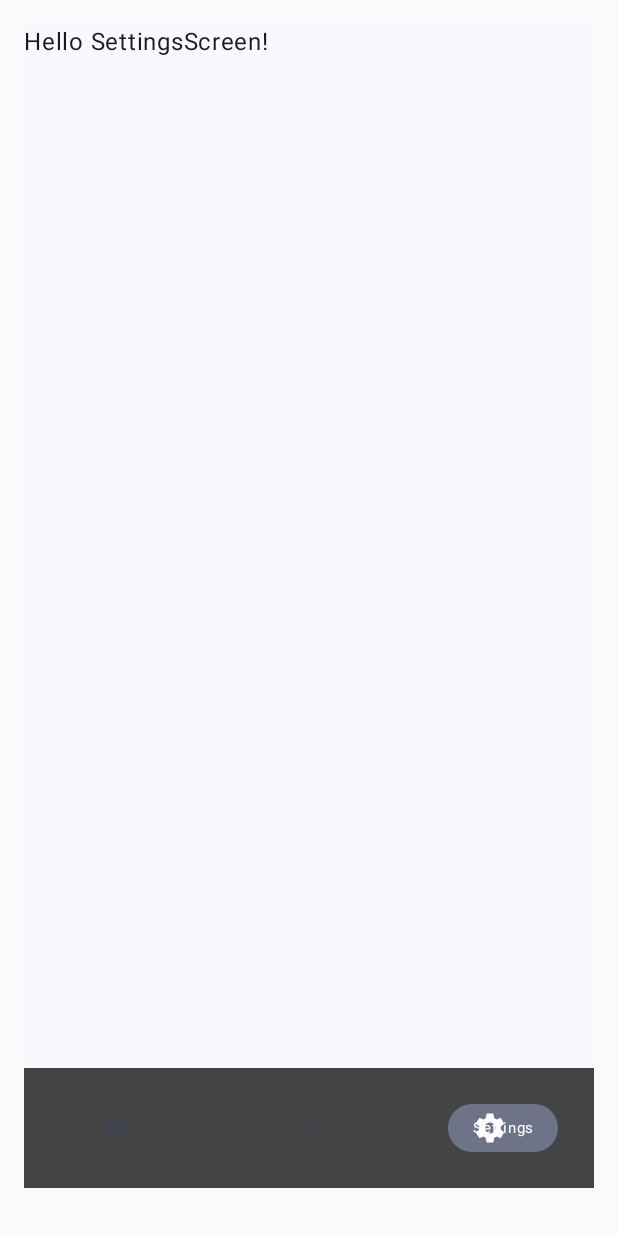
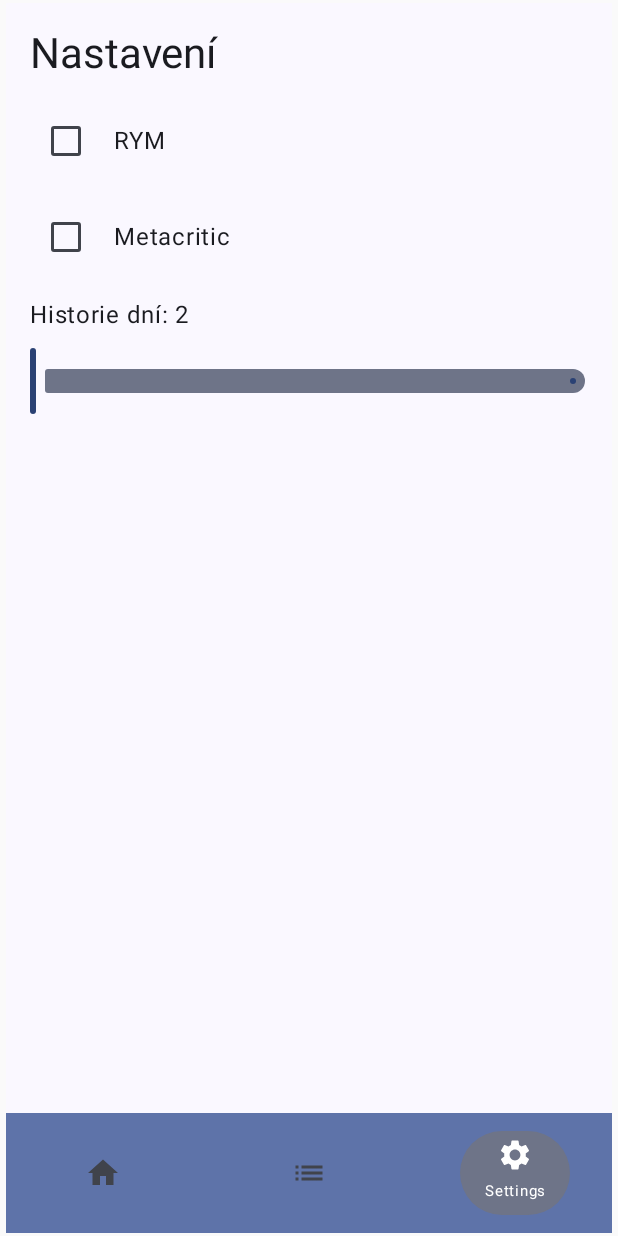
Before and after one commit to routetarget/MelodyMetricsCompose, an Android app built with Jetpack Compose: the SettingsScreen screen opened through its navigation route, on a phone screen of 412 x 824 dp. Run offline under Robolectric (Android 15) with nearby library versions, the phone set to English and light mode, and no system bars; our stand-ins replace EventBus, Room's generated code, livedata-compose; libraries missing offline, so code that uses them is left out: com.himanshoe.charty, com.patrykandpatrick.vico; 1 statement that could not run was skipped.

Commit message:
update morda stuff

```diff
--- a/app/build.gradle
+++ b/app/build.gradle
@@ -107,4 +107,7 @@ dependencies {
     androidTestImplementation 'androidx.compose.ui:ui-test-junit4'
     debugImplementation 'androidx.compose.ui:ui-tooling'
     debugImplementation 'androidx.compose.ui:ui-test-manifest'
+
+    implementation "androidx.datastore:datastore-preferences:1.0.0"
+    implementation "com.himanshoe:charty:1.0.1"
 }
--- a/app/src/main/java/com/example/melodymetricscompose/SongViewModel.kt
+++ b/app/src/main/java/com/example/melodymetricscompose/SongViewModel.kt
@@ -1,17 +1,23 @@
 package com.example.melodymetricscompose
 
+import android.util.Log
 import androidx.lifecycle.LiveData
 import androidx.lifecycle.MutableLiveData
 import androidx.lifecycle.ViewModel
+import androidx.lifecycle.liveData
 import androidx.lifecycle.map
 import androidx.lifecycle.viewModelScope
 import com.example.melodymetricscompose.db.Song
 import com.example.melodymetricscompose.db.SongDao
 import com.example.melodymetricscompose.ui.elements.calculateAverageWeightedRating
+import com.himanshoe.charty.bar.model.BarData
 import com.patrykandpatrick.vico.core.entry.ChartEntry
 import com.patrykandpatrick.vico.core.entry.ChartEntryModelProducer
 import com.patrykandpatrick.vico.core.entry.FloatEntry
+import kotlinx.coroutines.CoroutineExceptionHandler
+import kotlinx.coroutines.Dispatchers
 import kotlinx.coroutines.launch
+import kotlinx.coroutines.withContext
 import java.time.LocalDate
 
 class SongViewModel(private val dao: SongDao): ViewModel() {
@@ -23,10 +29,24 @@ class SongViewModel(private val dao: SongDao): ViewModel() {
         dao.insertSong(song = song)
     }
 
+    val dailyAverageRatingsLast14Days: LiveData<List<BarData>> = liveData {
+        val endDate = LocalDate.now()
+        val startDate = endDate.minusDays(14)
+        val rawData = withContext(Dispatchers.IO) {
+            dao.getDailyAverageRatingsForDateRange(startDate, endDate)
+        }
+        val data = List(15) { index ->
+            rawData.find { it.xValue == startDate.plusDays(index.toLong()) } ?: BarData(startDate.plusDays(index.toLong()), 0f)
+        }
+        emit(data)
+    }
+
 
     // Chart
     private var _chartEntries = MutableLiveData<List<ChartEntry>>()
     val chartEntryModelProducer: ChartEntryModelProducer = ChartEntryModelProducer(_chartEntries.value ?: emptyList())
+
+
 
 
     // Retreive
--- a/app/src/main/java/com/example/melodymetricscompose/db/SongDao.kt
+++ b/app/src/main/java/com/example/melodymetricscompose/db/SongDao.kt
@@ -4,6 +4,8 @@ import androidx.lifecycle.LiveData
 import androidx.room.Dao
 import androidx.room.Insert
 import androidx.room.Query
+import com.himanshoe.charty.bar.model.BarData
+import java.time.LocalDate
 
 @Dao
 interface SongDao {
@@ -20,13 +22,19 @@ interface SongDao {
     @Query("SELECT * FROM song_database ORDER BY song_id DESC LIMIT 1")
     fun getLastPlayedSong(): LiveData<Song>
 
-    // Select data for charting
-    /*
-    @Query("SELECT * FROM song_database WHERE strftime('%s', 'now') - strftime('%s', song_context) <= :days * 86400")
-    fun getSongsInLastNDays(days: Int): LiveData<List<Song>>
-*/
 
     @Query("SELECT AVG(song_rating) FROM song_database WHERE julianday('now') - julianday(date_created) <= :days")
     suspend fun getAverageRatingLastNDays(days: Int): Double?
 
+    @Query("""
+    SELECT date_created as xValue, AVG(song_rating) as yValue
+    FROM song_database
+    WHERE date_created >= :startDate AND date_created <= :endDate
+    GROUP BY date_created
+    ORDER BY date_created
+""")
+    suspend fun getDailyAverageRatingsForDateRange(startDate: LocalDate, endDate: LocalDate): List<BarData>
+
+
+
 }
--- a/app/src/main/java/com/example/melodymetricscompose/db/SongDatabase.kt
+++ b/app/src/main/java/com/example/melodymetricscompose/db/SongDatabase.kt
@@ -14,10 +14,10 @@ abstract class SongDatabase : RoomDatabase(){
 
     abstract fun SongDao():SongDao
 
-    // Singleton database
+    // Singleton
     companion object {
-        @Volatile //Different threads modifying the same memory chunk
-        private var INSTANCE: SongDatabase? = null // Nullable - only Instance or null
+        @Volatile
+        private var INSTANCE: SongDatabase? = null
         fun getInstance(context: Context):SongDatabase{
             synchronized(this){
                 var instance = INSTANCE
--- a/app/src/main/java/com/example/melodymetricscompose/ui/elements/NavigationBar.kt
+++ b/app/src/main/java/com/example/melodymetricscompose/ui/elements/NavigationBar.kt
@@ -2,14 +2,24 @@ package com.example.melodymetricscompose.ui.elements
 
 import androidx.compose.foundation.layout.Box
 import androidx.compose.foundation.layout.Column
+import androidx.compose.foundation.layout.Row
+import androidx.compose.foundation.layout.Spacer
 import androidx.compose.foundation.layout.fillMaxWidth
+import androidx.compose.foundation.layout.height
 import androidx.compose.foundation.layout.heightIn
 import androidx.compose.foundation.layout.padding
+import androidx.compose.material3.Checkbox
 import androidx.compose.material3.Icon
+import androidx.compose.material3.MaterialTheme
+import androidx.compose.material3.MaterialTheme.typography
 import androidx.compose.material3.NavigationBar
 import androidx.compose.material3.NavigationBarItem
+import androidx.compose.material3.Slider
 import androidx.compose.material3.Text
 import androidx.compose.runtime.Composable
+import androidx.compose.runtime.mutableStateOf
+import androidx.compose.runtime.remember
+import androidx.compose.ui.Alignment
 import androidx.compose.ui.Modifier
 import androidx.compose.ui.graphics.Color
 import androidx.compose.ui.platform.LocalConfiguration
@@ -47,17 +57,22 @@ fun BottomNavBar(
     onItemClick: (BottomNavItem) -> Unit
 ){
     val backStackEntry = navController.currentBackStackEntryAsState()
-    NavigationBar(modifier = modifier, containerColor = Color.DarkGray) {
+    NavigationBar(modifier = modifier, containerColor = MaterialTheme.colorScheme.primaryContainer) {
         items.forEach{item ->
             val selected = item.route == backStackEntry.value?.destination?.route
             NavigationBarItem(selected = item.route == navController.currentDestination?.route, onClick = {onItemClick(item)}, icon = {
+                Column (horizontalAlignment = Alignment.CenterHorizontally) {
+
+
                     Icon(imageVector = item.icon, contentDescription = item.name)
-                if(selected){
+                    if (selected) {
+
                         Text(
                             text = item.name,
                             textAlign = TextAlign.Center,
                             fontSize = 10.sp
                         )
+                    }
                 }
             })
 
@@ -78,8 +93,12 @@ fun Home(name: String, modifier: Modifier = Modifier, viewModel: SongViewModel)
         ) {
             CurrentlyPlayingCard(viewModel)
         }
-        StatsCard(viewModel)
-        //BarChartCardDynamic(viewModel)
+        Spacer(modifier = Modifier.height(16.dp))
+        StatsCard(viewModel,40)
+        Spacer(modifier = Modifier.height(16.dp))
+        StatsCard(viewModel,1)
+        Spacer(modifier = Modifier.height(16.dp))
+        //BarChartCardDynamic(viewModel = viewModel)
     }
 }
 
@@ -100,8 +119,47 @@ fun HistoryScreen(name: String, modifier: Modifier = Modifier, viewModel: SongVi
 
 @Composable
 fun SettingsScreen(name: String, modifier: Modifier = Modifier) {
+    // Create state holders
+    val checkbox1State = remember { mutableStateOf(false) }
+    val checkbox2State = remember { mutableStateOf(false) }
+    val sliderState = remember { mutableStateOf(2f) } // slider range from 2 to 50
+
+    Column(modifier = modifier.padding(16.dp)) {
         Text(
-        text = "Hello $name!",
-        modifier = modifier
+            text = "Nastavení",
+            style = typography.headlineMedium,
+        )
+
+        Spacer(modifier = Modifier.height(16.dp))
+
+        Row(verticalAlignment = Alignment.CenterVertically) {
+            Checkbox(
+                checked = checkbox1State.value,
+                onCheckedChange = { checkbox1State.value = it }
+            )
+            Text(text = "RYM", modifier = Modifier.padding(start = 8.dp))
+        }
+
+        Spacer(modifier = Modifier.height(16.dp))
+
+        Row(verticalAlignment = Alignment.CenterVertically) {
+            Checkbox(
+                checked = checkbox2State.value,
+                onCheckedChange = { checkbox2State.value = it }
+            )
+            Text(text = "Metacritic", modifier = Modifier.padding(start = 8.dp))
+        }
+
+        Spacer(modifier = Modifier.height(16.dp))
+
+        Text(text = "Historie dní: ${sliderState.value.toInt()}")
+
+        Spacer(modifier = Modifier.height(8.dp))
+
+        Slider(
+            value = sliderState.value,
+            onValueChange = { sliderState.value = it },
+            valueRange = 2f..50f,
         )
     }
+}
--- a/app/src/main/java/com/example/melodymetricscompose/ui/elements/StatsCard.kt
+++ b/app/src/main/java/com/example/melodymetricscompose/ui/elements/StatsCard.kt
@@ -1,13 +1,19 @@
 package com.example.melodymetricscompose.ui.elements
 
 import android.annotation.SuppressLint
+import android.util.Log
 import androidx.compose.foundation.BorderStroke
+import androidx.compose.foundation.layout.Box
 import androidx.compose.foundation.layout.Column
+import androidx.compose.foundation.layout.Row
 import androidx.compose.foundation.layout.Spacer
+import androidx.compose.foundation.layout.fillMaxHeight
+import androidx.compose.foundation.layout.fillMaxSize
 import androidx.compose.foundation.layout.fillMaxWidth
 import androidx.compose.foundation.layout.height
 import androidx.compose.foundation.layout.heightIn
 import androidx.compose.foundation.layout.padding
+import androidx.compose.foundation.layout.width
 import androidx.compose.foundation.shape.RoundedCornerShape
 import androidx.compose.material3.MaterialTheme
 import androidx.compose.material3.Surface
@@ -17,38 +23,68 @@ import androidx.compose.runtime.LaunchedEffect
 import androidx.compose.runtime.MutableState
 import androidx.compose.runtime.mutableStateOf
 import androidx.compose.runtime.remember
+import androidx.compose.ui.Alignment
+import androidx.compose.ui.Modifier
 import androidx.compose.ui.platform.LocalConfiguration
+import androidx.compose.ui.text.style.TextAlign
 import androidx.compose.ui.unit.dp
 import com.example.melodymetricscompose.SongViewModel
-import com.example.melodymetricscompose.db.Song
-import java.lang.reflect.Modifier
+import kotlin.math.round
 
 @SuppressLint("RememberReturnType")
 @Composable
-fun StatsCard(viewModel: SongViewModel) {
+fun StatsCard(viewModel: SongViewModel, numberOfDays: Int) {
     val averageRating = remember { mutableStateOf<Double?>(null) }
     LaunchedEffect(key1 = Unit) {
-        averageRating.value = viewModel.getAverageRatingLastNDays(7)
+        val rawAverageRating = viewModel.getAverageRatingLastNDays(numberOfDays)
+        averageRating.value = round(rawAverageRating!! * 100) / 100
+        Log.d("Stats","Average rating over last days is: $averageRating")
     }
 
-    Card(averageRating)
+    DispCard(averageRating, numberOfDays)
 }
-
 @Composable
-fun Card(averageRating: MutableState<Double?>) {
+fun DispCard(averageRating: MutableState<Double?>, numberOfDays: Int) {
     Surface(
         modifier = androidx.compose.ui.Modifier
             .fillMaxWidth()
             .heightIn(max = LocalConfiguration.current.screenHeightDp.dp * 0.3f),
-        color = MaterialTheme.colorScheme.primary,
+        color = MaterialTheme.colorScheme.primaryContainer,
         shadowElevation = 8.dp,
         shape = RoundedCornerShape(topStart = 16.dp, topEnd = 16.dp, bottomStart = 16.dp, bottomEnd = 16.dp),
         border = BorderStroke(1.dp, MaterialTheme.colorScheme.primary)
     ) {
-        Column(modifier = androidx.compose.ui.Modifier.padding(16.dp)) {
-            Text(text = "Prumerny rating za posledni tyden:", style = MaterialTheme.typography.headlineMedium)
-            Spacer(modifier = androidx.compose.ui.Modifier.height(8.dp))
-            Text(text = averageRating.toString(), style = MaterialTheme.typography.headlineSmall)
+        Row(modifier = androidx.compose.ui.Modifier.padding(16.dp)) {
+            Column(modifier = androidx.compose.ui.Modifier.weight(1f)) {
+                Box(contentAlignment = Alignment.Center) {
+                    Text(
+                        text = if (numberOfDays == 1) "Průměrné hodnocení dnes" else "Průměrné hodnocení za posledních $numberOfDays dní:",
+                        style = MaterialTheme.typography.headlineSmall
+                    )
+                    Spacer(modifier = androidx.compose.ui.Modifier.height(8.dp))
+                    //Text(text = averageRating.toString(), style = MaterialTheme.typography.headlineSmall)
+                }
+            }
+            mutableRatingCard(overallRating = averageRating.value, modifier = androidx.compose.ui.Modifier.padding(8.dp))
         }
     }
 }
+
+@Composable
+fun mutableRatingCard(overallRating: Double?, modifier: Modifier = Modifier) {
+    Surface(
+        modifier = modifier
+            .fillMaxHeight(0.5f)
+            .width(100.dp),
+        color = MaterialTheme.colorScheme.primary,
+        shape = RoundedCornerShape(16.dp)
+    ) {
+        Box(modifier = Modifier.fillMaxSize(), contentAlignment = Alignment.Center) {
+            Text(
+                text = overallRating.toString(),
+                style = MaterialTheme.typography.headlineLarge,
+                textAlign = TextAlign.Center
+            )
+        }
+    }
+}
```
Also changed, not shown: app/src/main/java/com/example/melodymetricscompose/MainActivity.kt (+12 -7 lines), app/src/main/java/com/example/melodymetricscompose/scrapers/AOYRatingFetcher.kt (added, +48 -0 lines), app/src/main/java/com/example/melodymetricscompose/ui/elements/ChartCard.kt (+12 -6 lines), app/src/main/java/com/example/melodymetricscompose/ui/elements/CurrentlyPlayingCard.kt (+36 -7 lines), app/src/main/java/com/example/melodymetricscompose/ui/elements/SongList.kt (+21 -45 lines), build.gradle (+1 -6 lines). Lines whose indentation alone changed are shown as unchanged.
